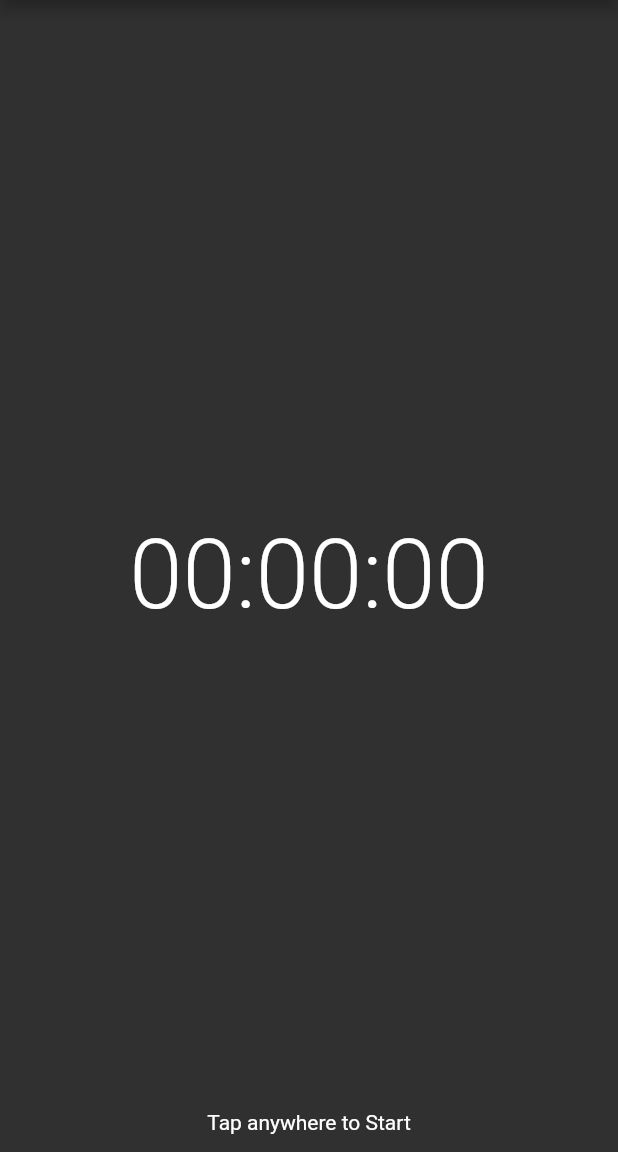
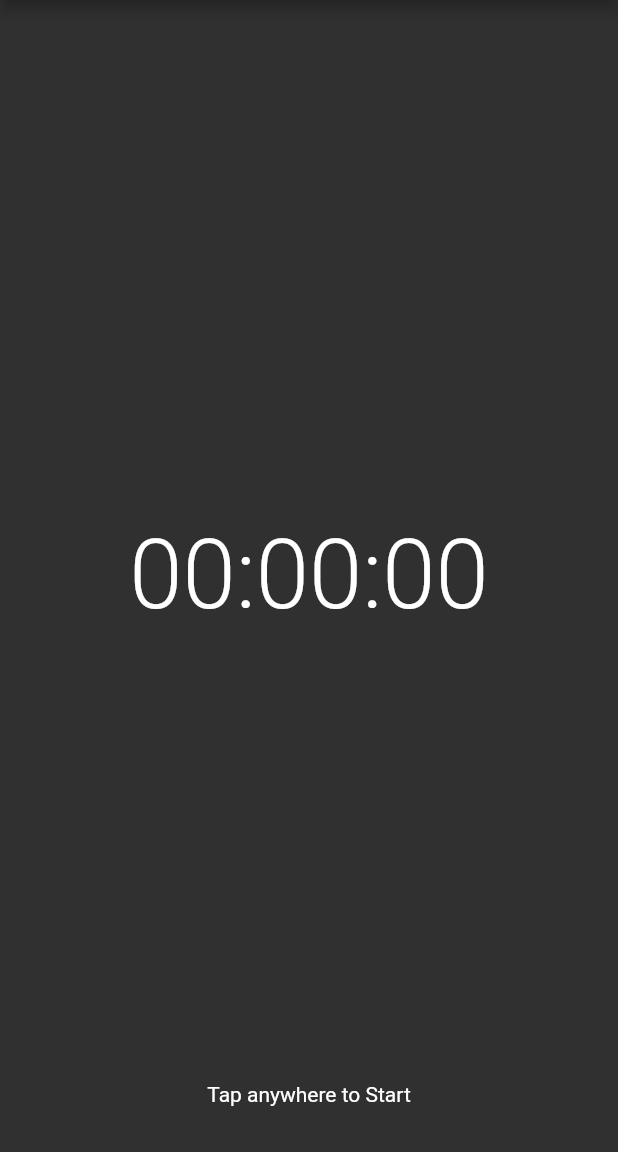
Before and after one commit to othman98shawgan/easy-stopwatch, a Flutter app: the screen it shows after launch, on a phone screen of 412 x 824 dp, the part 84-1236 px from its top. Run offline on Flutter 3.47's test engine with Material 2 defaults, Android fonts, the light colour scheme and no system bars.

Commit message:
Update screen distortion

```diff
--- a/lib/ui/home.dart
+++ b/lib/ui/home.dart
@@ -71,9 +71,9 @@ class _HomePageState extends State<HomePage> {
               child: Column(
                 mainAxisAlignment: MainAxisAlignment.center,
                 children: <Widget>[
-                  SizedBox(height: height3 / 6),
+                  SizedBox(height: height3 / 10),
                   SizedBox(
-                    height: height3 * 4 / 6,
+                    height: height3 * 4 / 5,
                     child: Center(
                       child: Text(formatTime(_stopwatch.elapsedMilliseconds),
                           style: TextStyle(
@@ -82,11 +82,11 @@ class _HomePageState extends State<HomePage> {
                     ),
                   ),
                   SizedBox(
-                      height: height3 / 6,
+                      height: height3 / 10,
                       child: Padding(
-                          padding: const EdgeInsets.all(12),
+                          padding: const EdgeInsets.all(0),
                           child: Column(
-                            mainAxisAlignment: MainAxisAlignment.end,
+                            mainAxisAlignment: MainAxisAlignment.center,
                             children: [
                               Text(_stopwatch.isRunning
                                   ? 'Tap anywhere to Stop'
```
